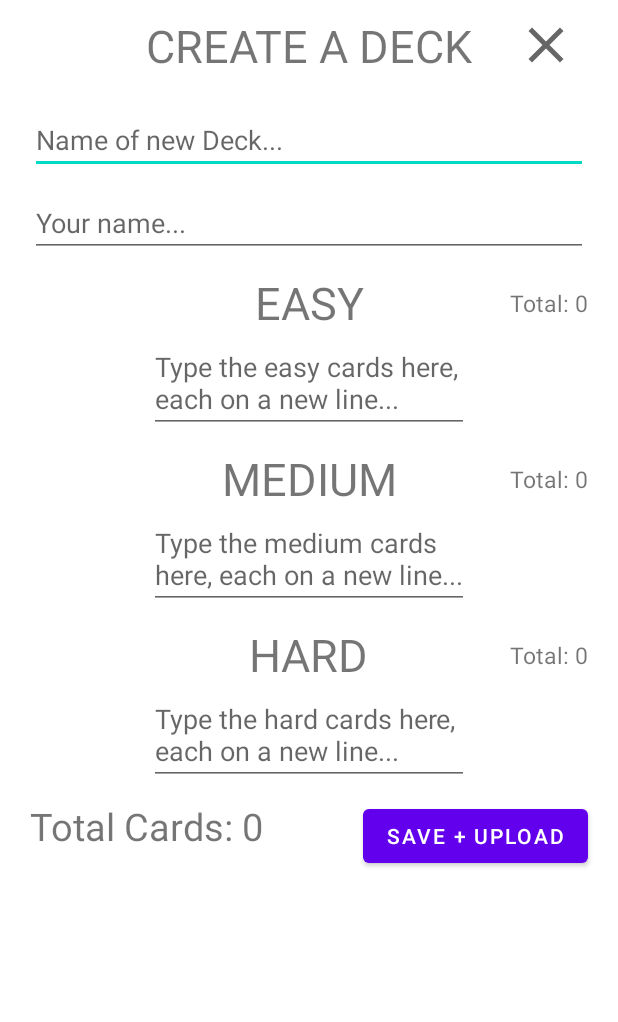
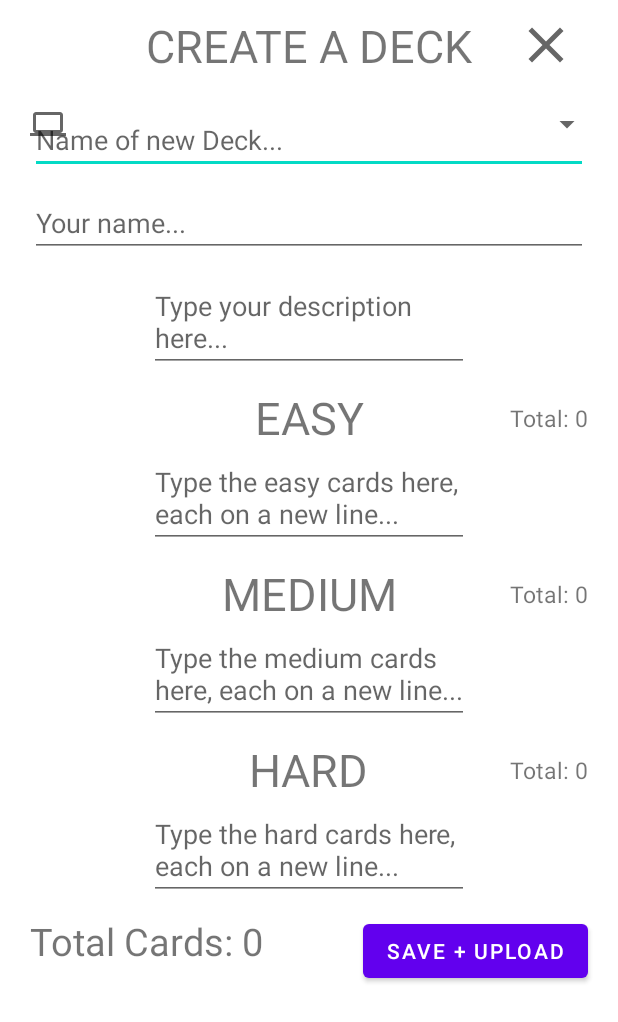
Before and after one commit to SilasParker/HeadsUp2, an Android app: the CreateDeckActivity screen opened directly, with no data from a screen before it, on a phone screen of 412 x 824 dp. Shown: the top 1022 px of the screen. Run offline under Robolectric (Android 15) with nearby library versions, the phone set to English and light mode, and no system bars.

Commit message:
Worked on Create New Deck Screen
CreateDeckActivity.java: Worked on activity functionality. Started wrok on createDeck function

SpinnerImageAdapter.java: Created as a way to create image dropdown menu

activity_create_deck.xml: Added forgotten inputs for description and icon dropdown (unfinished)

icon_selector_row.xml: Created as a custom dropdown layout

```diff
--- a/app/src/main/java/com/silas/headsup/CreateDeckActivity.java
+++ b/app/src/main/java/com/silas/headsup/CreateDeckActivity.java
@@ -1,17 +1,79 @@
 package com.silas.headsup;
 
 import android.os.Bundle;
+import android.widget.EditText;
+import android.widget.Spinner;
 import android.widget.TextView;
 
 import androidx.appcompat.app.AppCompatActivity;
 
+import java.util.ArrayList;
+
 public class CreateDeckActivity extends AppCompatActivity {
-
+    private EditText deckNameEntry, authorNameEntry, decriptionEntry, easyCardEntry, mediumCardEntry, hardCardEntry;
+    private Spinner iconSpinner;
 
     @Override
     protected void onCreate(Bundle savedInstanceState) {
         super.onCreate(savedInstanceState);
         setContentView(R.layout.activity_create_deck);
+        this.deckNameEntry = findViewById(R.id.customCreateDeckName);
+        this.authorNameEntry = findViewById(R.id.customCreateAuthorName);
+        this.easyCardEntry = findViewById(R.id.customCreateEasyInput);
+        this.mediumCardEntry = findViewById(R.id.customCreateMediumInput);
+        this.hardCardEntry = findViewById(R.id.customCreateHardInput);
+        this.decriptionEntry = findViewById(R.id.customCreateDescription);
+
+        ArrayList<Integer> iconsList = new ArrayList<>();
+        iconsList.add(R.drawable.ic_baseline_computer_24);
+        iconsList.add(R.drawable.ic_baseline_map_24);
+        iconsList.add(R.drawable.ic_baseline_menu_book_24);
+        iconsList.add(R.drawable.ic_baseline_music_note_24);
+        iconsList.add(R.drawable.ic_baseline_people_outline_24);
+        iconsList.add(R.drawable.ic_baseline_pets_24);
+        iconsList.add(R.drawable.ic_baseline_science_24);
+        iconsList.add(R.drawable.ic_baseline_sports_esports_24);
+        iconsList.add(R.drawable.ic_baseline_sports_soccer_24);
+        iconsList.add(R.drawable.ic_baseline_tv_24);
+
+        this.iconSpinner = findViewById(R.id.customCreateSpinner);
+        SpinnerImageAdapter adapter = new SpinnerImageAdapter(this,R.layout.icon_selector_row,0,iconsList);
+        iconSpinner.setAdapter(adapter);
+    }
+
+    private void createDeck() {
+        boolean validDeck = true;
+        String deckName,authorName,description,error = "";
+        String[] easyCards, mediumCards, hardCards;
+        if(this.deckNameEntry.getText().toString().length() > 0 && this.deckNameEntry.getText().toString().length() <= 35) {
+            deckName = deckNameEntry.getText().toString();
+        } else {
+            validDeck = false;
+            error += "Deck Name is either empty or too long (max 35 chars)";
+        }
+        if(this.authorNameEntry.getText().toString().length() > 0 && this.authorNameEntry.getText().toString().length() <= 20) {
+            authorName = authorNameEntry.getText().toString();
+        } else {
+            validDeck = false;
+            error += "Author Name is either empty or too long (max 20 chars)";
+        }
+        if(this.decriptionEntry.getText().toString().length() > 0 && this.decriptionEntry.getText().toString().length() <= 200) {
+            description = decriptionEntry.getText().toString();
+        } else {
+            validDeck = false;
+            error += "Description is either empty or too long (max 200 chars)";
+        }
+        easyCards = this.easyCardEntry.getText().toString().split("\n");
+        mediumCards = this.mediumCardEntry.getText().toString().split("\n");
+        hardCards = this.hardCardEntry.getText().toString().split("\n");
+        if(easyCards.length == 0) {
+            validDeck = false;
+            error += "Decks require at least 1 easy card";
+        }
+
+        if(validDeck) {
+
+        }
     }
 
 
--- /dev/null
+++ b/app/src/main/java/com/silas/headsup/SpinnerImageAdapter.java
@@ -0,0 +1,37 @@
+package com.silas.headsup;
+
+import android.app.Activity;
+import android.content.Context;
+import android.view.LayoutInflater;
+import android.view.View;
+import android.view.ViewGroup;
+import android.widget.ArrayAdapter;
+import android.widget.ImageView;
+
+import java.util.ArrayList;
+
+public class SpinnerImageAdapter extends ArrayAdapter<Integer> {
+
+    int groupId;
+    Activity context;
+    ArrayList<Integer> list;
+    LayoutInflater inflater;
+
+    public SpinnerImageAdapter(Activity context, int groupId, int id, ArrayList<Integer> list) {
+        super(context,id,list);
+        this.list = list;
+        inflater = (LayoutInflater) context.getSystemService(Context.LAYOUT_INFLATER_SERVICE);
+        this.groupId = groupId;
+    }
+
+    public View getView(int position, View convertView, ViewGroup parent) {
+        View itemView = inflater.inflate(groupId,parent,false);
+        ImageView imageView = (ImageView) itemView.findViewById(R.id.selectorIcon);
+        imageView.setImageResource(list.get(position));
+        return  itemView;
+    }
+
+    public View getDropDownView(int position, View convertView, ViewGroup parent) {
+        return getView(position,convertView,parent);
+    }
+}
--- a/app/src/main/res/layout/activity_create_deck.xml
+++ b/app/src/main/res/layout/activity_create_deck.xml
@@ -62,9 +62,23 @@
                 android:layout_height="wrap_content"
                 android:inputType="text"
                 android:hint="Your name..."
+
                 app:layout_constraintTop_toBottomOf="@id/customCreateDeckName"
                 app:layout_constraintStart_toStartOf="parent"
                 app:layout_constraintEnd_toEndOf="parent"/>
+
+            <EditText
+                android:id="@+id/customCreateDescription"
+                android:layout_width="wrap_content"
+                android:ems="10"
+                android:layout_height="wrap_content"
+                android:hint="Type your description here..."
+                android:gravity="start|top"
+                android:inputType="textMultiLine"
+                android:layout_marginTop="10dp"
+                app:layout_constraintStart_toStartOf="parent"
+                app:layout_constraintEnd_toEndOf="parent"
+                app:layout_constraintTop_toBottomOf="@id/customCreateAuthorName"/>
 
             <TextView
                 android:id="@+id/customCreateEasyTitle"
@@ -73,7 +87,7 @@
                 android:text="EASY"
                 android:textSize="30sp"
                 android:layout_margin="10dp"
-                app:layout_constraintTop_toBottomOf="@id/customCreateAuthorName"
+                app:layout_constraintTop_toBottomOf="@id/customCreateDescription"
                 app:layout_constraintEnd_toEndOf="parent"
                 app:layout_constraintStart_toStartOf="parent"
                  />
@@ -174,6 +188,12 @@
                 app:layout_constraintEnd_toEndOf="parent"
                 app:layout_constraintTop_toBottomOf="@id/customCreateHardTitle"/>
 
+            <Spinner
+                android:id="@+id/customCreateSpinner"
+                android:layout_width="match_parent"
+                android:layout_height="wrap_content"
+                tools:layout_editor_absoluteY="549dp" />
+
             <TextView
                 android:id="@+id/customCreateTotalCards"
                 android:layout_width="wrap_content"
@@ -196,6 +216,8 @@
                 android:layout_marginEnd="10dp"
                 android:text="SAVE + UPLOAD" />
 
+
+
         </androidx.constraintlayout.widget.ConstraintLayout>
 
     </ScrollView>
--- /dev/null
+++ b/app/src/main/res/layout/icon_selector_row.xml
@@ -0,0 +1,16 @@
+<?xml version="1.0" encoding="utf-8"?>
+<LinearLayout
+    xmlns:android="http://schemas.android.com/apk/res/android"
+    android:layout_width="match_parent"
+    android:layout_height="wrap_content"
+    android:orientation="horizontal">
+
+    <ImageView
+        android:layout_width="wrap_content"
+        android:layout_height="wrap_content"
+        android:id="@+id/selectorIcon"
+        android:padding="10dp"
+        android:layout_gravity="center_vertical"/>
+
+
+</LinearLayout>
```
